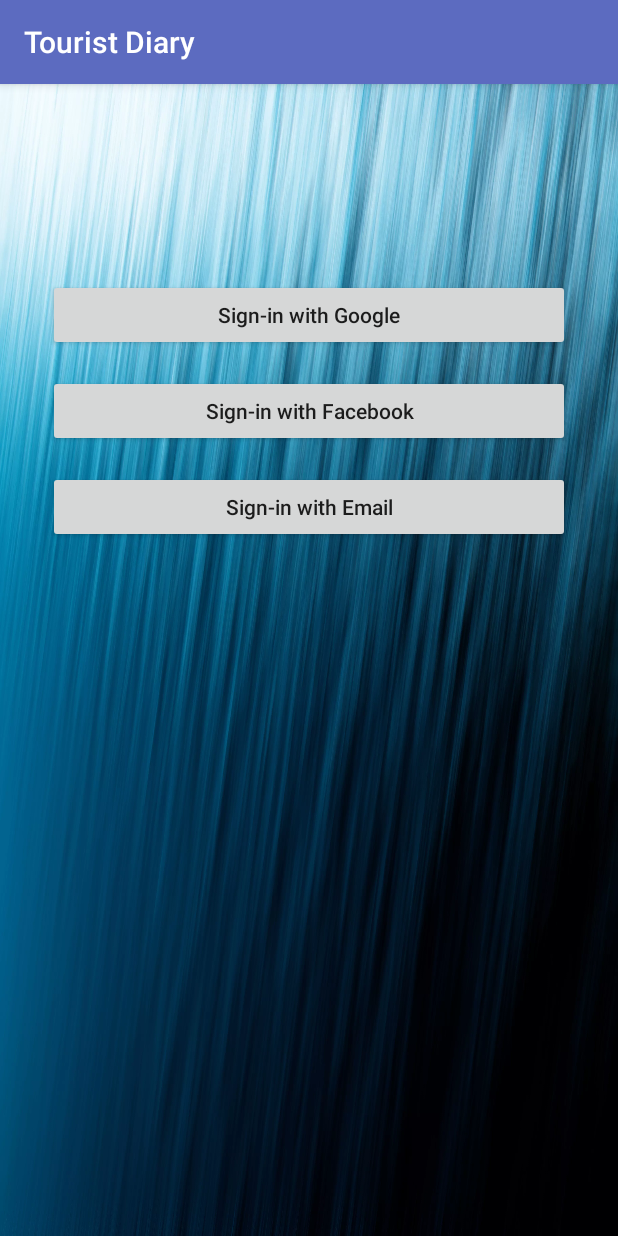
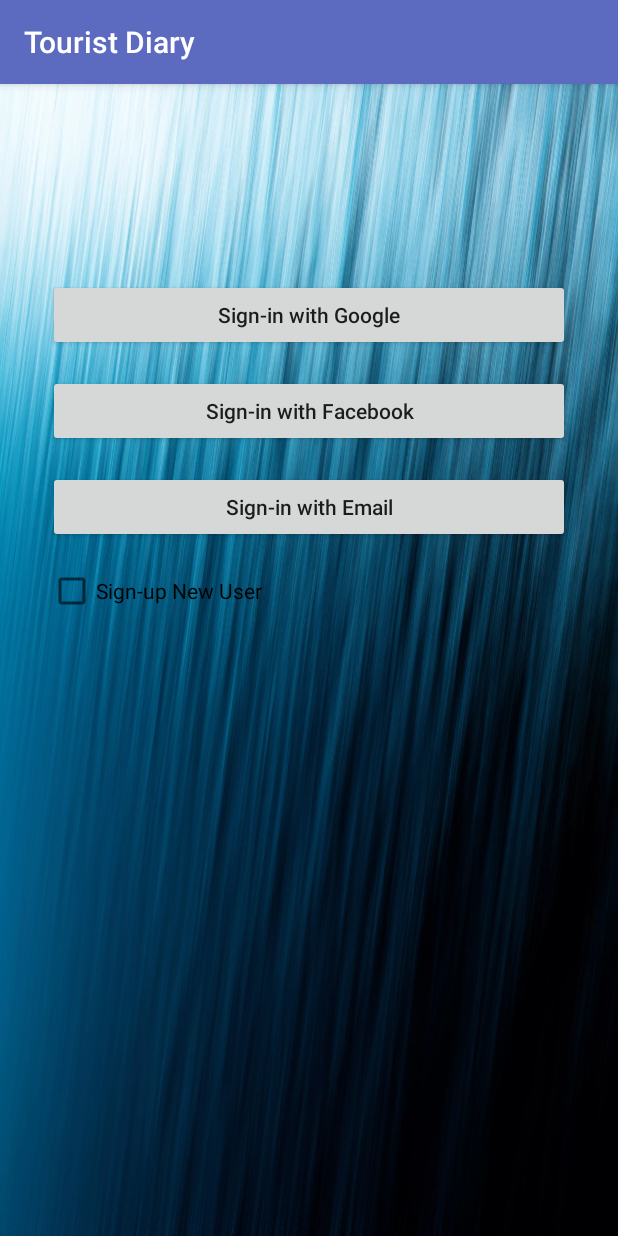
Before and after one commit to AlexKatrenich/AndroidDevMain, an Android app: the screen it shows after launch (AuthActivity), on a phone screen of 412 x 824 dp. Run offline under Robolectric (Android 15) with nearby library versions, the phone set to English and light mode, and no system bars; our stand-ins replace Firebase (no records; nobody signed in at launch, a user with empty details on screens opened directly).

Commit message:
Added new Activity - Sign_in with Email; On AuthActivity added checkbox

```diff
--- a/TouristDiary/app/src/main/AndroidManifest.xml
+++ b/TouristDiary/app/src/main/AndroidManifest.xml
@@ -11,10 +11,12 @@
         android:theme="@style/AppTheme">
         <activity android:name=".AuthActivity">
             <intent-filter>
-                <action android:name="android.intent.action.MAIN"/>
-                <category android:name="android.intent.category.LAUNCHER"/>
+                <action android:name="android.intent.action.MAIN" />
+
+                <category android:name="android.intent.category.LAUNCHER" />
             </intent-filter>
         </activity>
+        <activity android:name=".EmailSignActivity"></activity>
     </application>
 
 </manifest>
--- a/TouristDiary/app/src/main/res/layout/activity_auth.xml
+++ b/TouristDiary/app/src/main/res/layout/activity_auth.xml
@@ -44,4 +44,17 @@
         app:layout_constraintEnd_toEndOf="parent"
         app:layout_constraintStart_toStartOf="parent"
         app:layout_constraintTop_toBottomOf="@+id/btn_facebook_sign_in" />
+
+    <CheckBox
+        android:id="@+id/cb_sign_up"
+        android:layout_width="match_parent"
+        android:layout_height="wrap_content"
+        android:layout_marginEnd="32dp"
+        android:layout_marginStart="32dp"
+        android:layout_marginTop="16dp"
+        android:text="Sign-up New User"
+        android:clickable="true"
+        app:layout_constraintEnd_toEndOf="parent"
+        app:layout_constraintStart_toStartOf="parent"
+        app:layout_constraintTop_toBottomOf="@+id/btn_email_sign_in" />
 </android.support.constraint.ConstraintLayout>
```
Also changed, not shown: TouristDiary/app/src/main/java/com/katrenich/alex/touristdiary/EmailSignActivity.java (added, +14 -0 lines), TouristDiary/app/src/main/res/layout/activity_email_sign.xml (added, +9 -0 lines).
